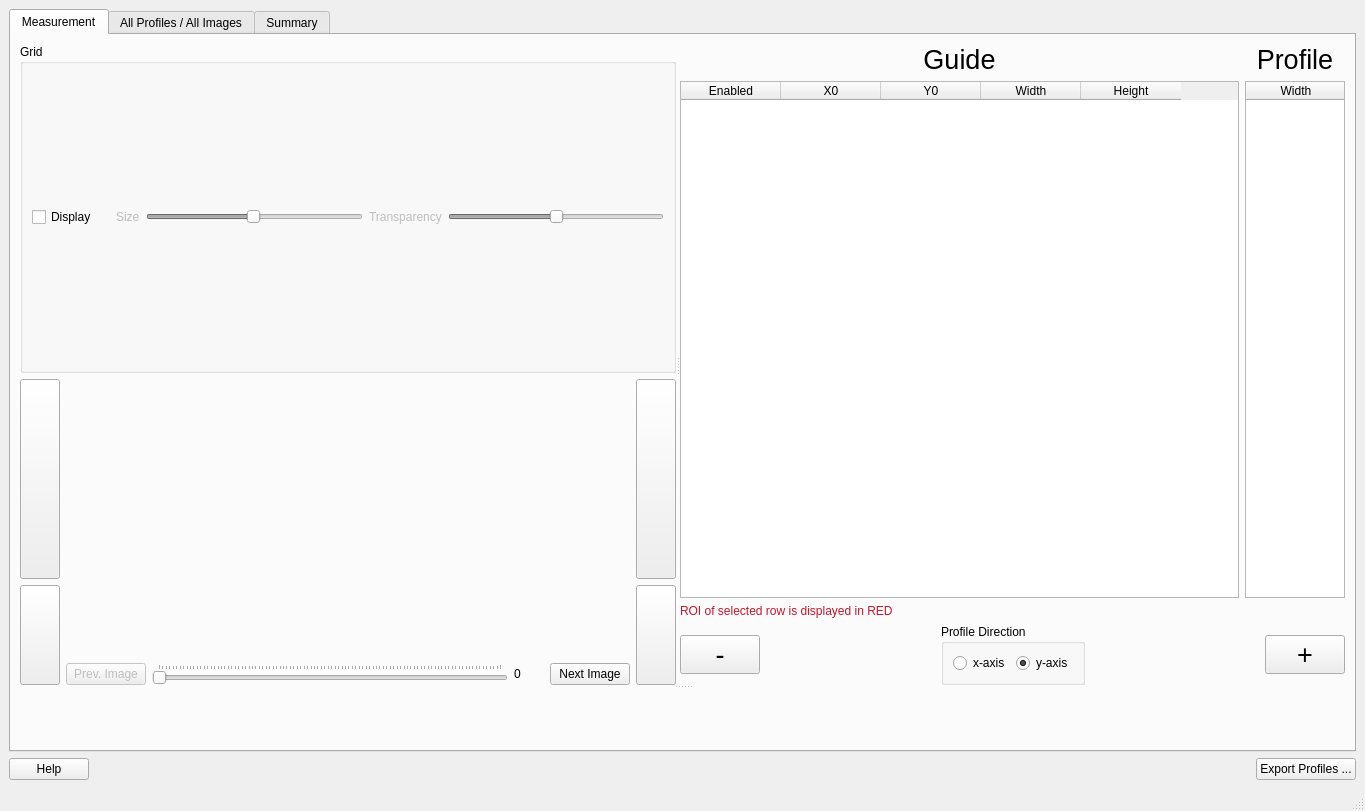
The window that notebooks/ui/ui_profile.ui (neutronimaging/python_notebooks) describes before a commit, drawn with Qt 5.
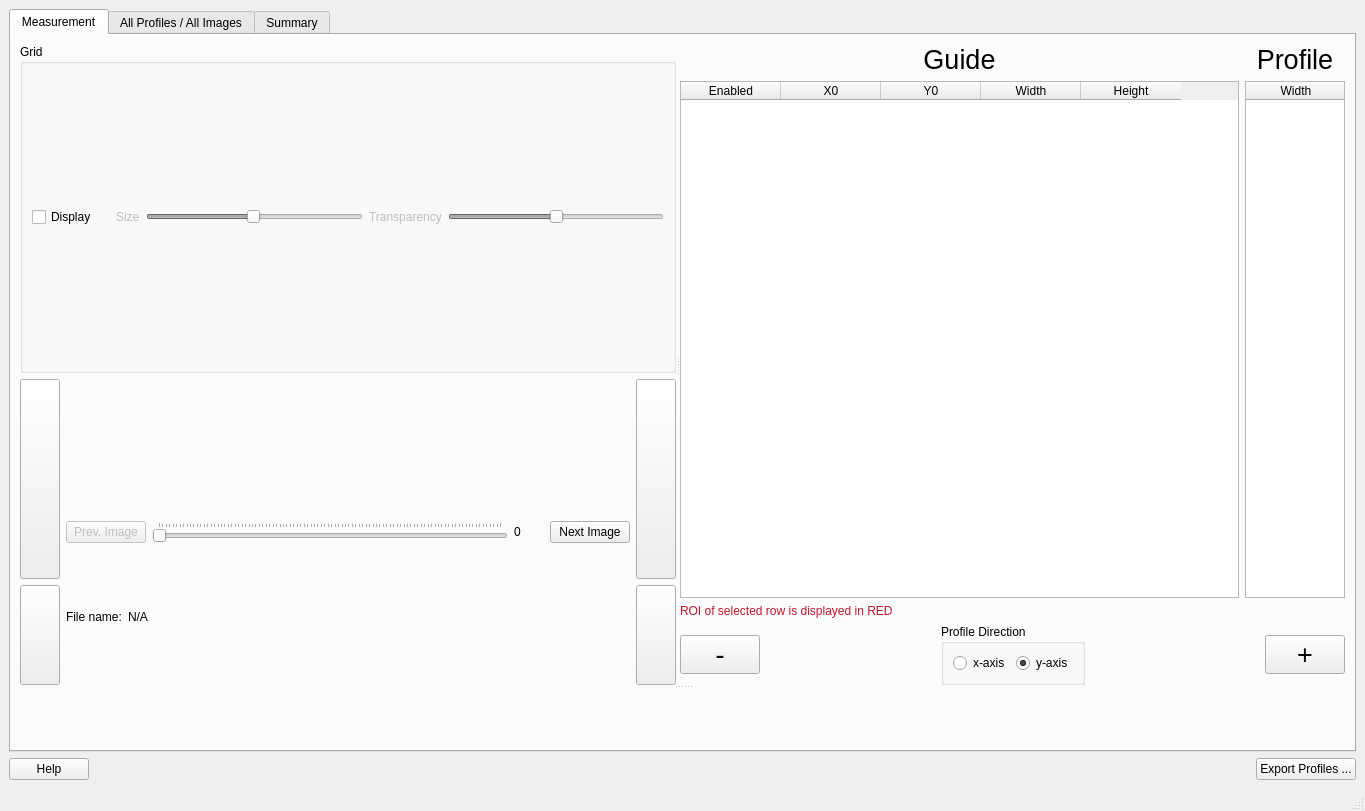
The same window after the commit.

```diff
--- a/notebooks/ui/ui_profile.ui
+++ b/notebooks/ui/ui_profile.ui
@@ -259,6 +259,30 @@
                    </item>
                   </layout>
                  </item>
+                 <item>
+                  <layout class="QHBoxLayout" name="horizontalLayout_8">
+                   <item>
+                    <widget class="QLabel" name="label_6">
+                     <property name="text">
+                      <string>File name:</string>
+                     </property>
+                    </widget>
+                   </item>
+                   <item>
+                    <widget class="QLabel" name="filename">
+                     <property name="sizePolicy">
+                      <sizepolicy hsizetype="Expanding" vsizetype="Preferred">
+                       <horstretch>0</horstretch>
+                       <verstretch>0</verstretch>
+                      </sizepolicy>
+                     </property>
+                     <property name="text">
+                      <string>N/A</string>
+                     </property>
+                    </widget>
+                   </item>
+                  </layout>
+                 </item>
                 </layout>
                </item>
                <item>
```
Left out of the diff: 4 changed lines with no effect on the pictures.
